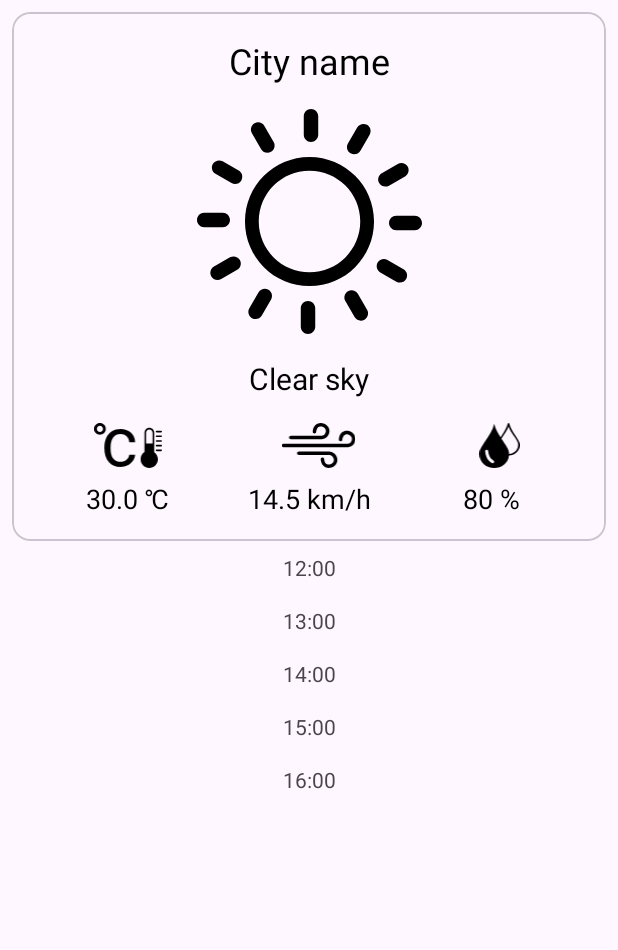
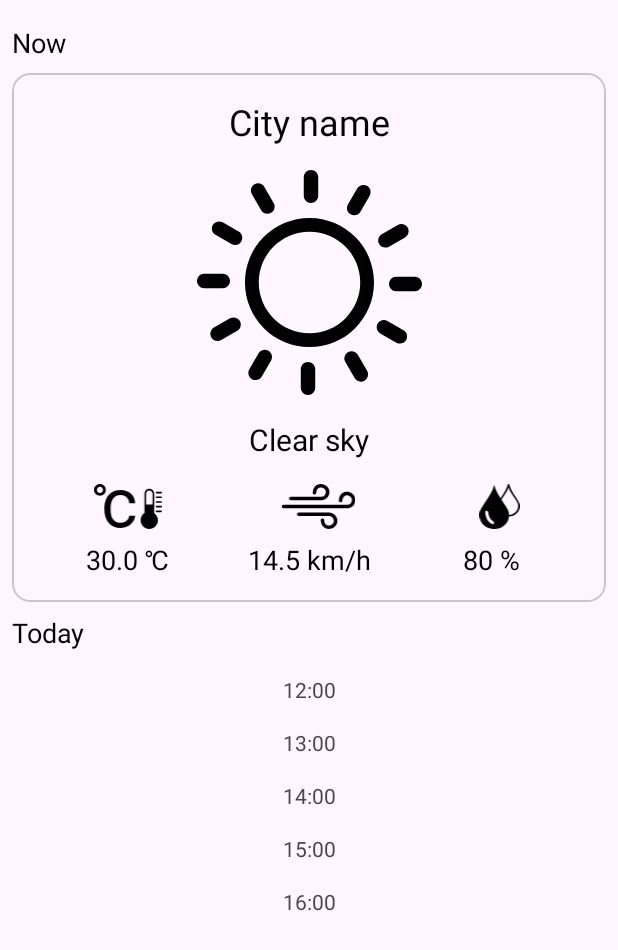
Before and after one commit to Anette11/WeatherApp, an Android app: the screen it shows after launch (MainActivity), on a phone screen of 412 x 824 dp. Shown: the top 950 px of the screen. Run offline under Robolectric (Android 15) with nearby library versions, the phone set to English and light mode, and no system bars; our stand-ins replace Dagger/Hilt's generated code, Timber; 4 statements that could not run were skipped.

Commit message:
Add one more type of WeatherItem for text

```diff
--- a/app/src/main/java/com/example/weatherapp/presentation/adapter/ItemViewType.java
+++ b/app/src/main/java/com/example/weatherapp/presentation/adapter/ItemViewType.java
@@ -2,7 +2,8 @@ package com.example.weatherapp.presentation.adapter;
 
 enum ItemViewType {
     MAIN_INFO(0),
-    HOURLY_INFO(1);
+    HOURLY_INFO(1),
+    TEXT(2);
 
     private final int type;
 
--- a/app/src/main/java/com/example/weatherapp/presentation/adapter/WeatherRecyclerViewAdapter.java
+++ b/app/src/main/java/com/example/weatherapp/presentation/adapter/WeatherRecyclerViewAdapter.java
@@ -8,8 +8,10 @@ import androidx.recyclerview.widget.RecyclerView;
 
 import com.example.weatherapp.databinding.WeatherHourlyInfoBinding;
 import com.example.weatherapp.databinding.WeatherMainInfoBinding;
+import com.example.weatherapp.databinding.WeatherTextBinding;
 import com.example.weatherapp.presentation.adapter.items.HourlyInfoItem;
 import com.example.weatherapp.presentation.adapter.items.MainInfoItem;
+import com.example.weatherapp.presentation.adapter.items.TextItem;
 import com.example.weatherapp.presentation.adapter.items.WeatherItem;
 
 import java.util.ArrayList;
@@ -43,6 +45,9 @@ public class WeatherRecyclerViewAdapter extends RecyclerView.Adapter<RecyclerVie
         } else if (viewType == ItemViewType.HOURLY_INFO.getType()) {
             WeatherHourlyInfoBinding binding = WeatherHourlyInfoBinding.inflate(LayoutInflater.from(parent.getContext()), parent, false);
             return new HourlyInfoItemViewHolder(binding);
+        } else if (viewType == ItemViewType.TEXT.getType()) {
+            WeatherTextBinding binding = WeatherTextBinding.inflate(LayoutInflater.from(parent.getContext()), parent, false);
+            return new TextItemViewHolder(binding);
         } else {
             throw new IllegalArgumentException("ItemViewType is not known in method onCreateViewHolder");
         }
@@ -72,6 +77,9 @@ public class WeatherRecyclerViewAdapter extends RecyclerView.Adapter<RecyclerVie
         } else if (holder.getItemViewType() == ItemViewType.HOURLY_INFO.getType()) {
             String time = ((HourlyInfoItem) weatherItem).getTime();
             ((HourlyInfoItemViewHolder) holder).binding.textView.setText(time);
+        } else if (holder.getItemViewType() == ItemViewType.TEXT.getType()) {
+            String text = ((TextItem) weatherItem).getText();
+            ((TextItemViewHolder) holder).binding.textView.setText(text);
         } else {
             throw new IllegalArgumentException("ItemViewType is not known in method onBindViewHolder");
         }
@@ -89,6 +97,8 @@ public class WeatherRecyclerViewAdapter extends RecyclerView.Adapter<RecyclerVie
             return ItemViewType.MAIN_INFO.getType();
         } else if (weatherItem instanceof HourlyInfoItem) {
             return ItemViewType.HOURLY_INFO.getType();
+        } else if (weatherItem instanceof TextItem) {
+            return ItemViewType.TEXT.getType();
         } else {
             throw new IllegalArgumentException("ItemViewType is not known in method getItemViewType");
         }
@@ -112,4 +122,13 @@ public class WeatherRecyclerViewAdapter extends RecyclerView.Adapter<RecyclerVie
             this.binding = binding;
         }
     }
+
+    private static class TextItemViewHolder extends RecyclerView.ViewHolder {
+        private final WeatherTextBinding binding;
+
+        public TextItemViewHolder(WeatherTextBinding binding) {
+            super(binding.getRoot());
+            this.binding = binding;
+        }
+    }
 }
--- /dev/null
+++ b/app/src/main/java/com/example/weatherapp/presentation/adapter/items/TextItem.java
@@ -0,0 +1,14 @@
+package com.example.weatherapp.presentation.adapter.items;
+
+public class TextItem implements WeatherItem {
+
+    private final String text;
+
+    public TextItem(String text) {
+        this.text = text;
+    }
+
+    public String getText() {
+        return text;
+    }
+}
--- a/app/src/main/java/com/example/weatherapp/presentation/frgment/WeatherFragment.java
+++ b/app/src/main/java/com/example/weatherapp/presentation/frgment/WeatherFragment.java
@@ -16,6 +16,7 @@ import com.example.weatherapp.databinding.FragmentWeatherBinding;
 import com.example.weatherapp.presentation.adapter.WeatherRecyclerViewAdapter;
 import com.example.weatherapp.presentation.adapter.items.HourlyInfoItem;
 import com.example.weatherapp.presentation.adapter.items.MainInfoItem;
+import com.example.weatherapp.presentation.adapter.items.TextItem;
 import com.example.weatherapp.presentation.adapter.items.WeatherItem;
 
 import java.util.ArrayList;
@@ -69,6 +70,7 @@ public class WeatherFragment extends Fragment {
         binding.recyclerView.setAdapter(recyclerViewAdapter);
 
         List<WeatherItem> newWeatherItems = new ArrayList<>();
+        newWeatherItems.add(new TextItem("Now"));
         newWeatherItems.add(
                 new MainInfoItem(
                         "City name",
@@ -78,6 +80,7 @@ public class WeatherFragment extends Fragment {
                         80,
                         "Clear sky"
                 ));
+        newWeatherItems.add(new TextItem("Today"));
         newWeatherItems.add(new HourlyInfoItem("12:00"));
         newWeatherItems.add(new HourlyInfoItem("13:00"));
         newWeatherItems.add(new HourlyInfoItem("14:00"));
--- /dev/null
+++ b/app/src/main/res/layout/weather_text.xml
@@ -0,0 +1,20 @@
+<?xml version="1.0" encoding="utf-8"?>
+<androidx.constraintlayout.widget.ConstraintLayout xmlns:android="http://schemas.android.com/apk/res/android"
+    xmlns:app="http://schemas.android.com/apk/res-auto"
+    xmlns:tools="http://schemas.android.com/tools"
+    android:layout_width="match_parent"
+    android:layout_height="wrap_content"
+    android:paddingVertical="8dp">
+
+    <TextView
+        android:id="@+id/text_view"
+        android:layout_width="0dp"
+        android:layout_height="wrap_content"
+        android:textColor="@color/black"
+        android:textSize="18sp"
+        app:layout_constraintEnd_toEndOf="parent"
+        app:layout_constraintStart_toStartOf="parent"
+        app:layout_constraintTop_toTopOf="parent"
+        tools:text="Today" />
+
+</androidx.constraintlayout.widget.ConstraintLayout>
```
